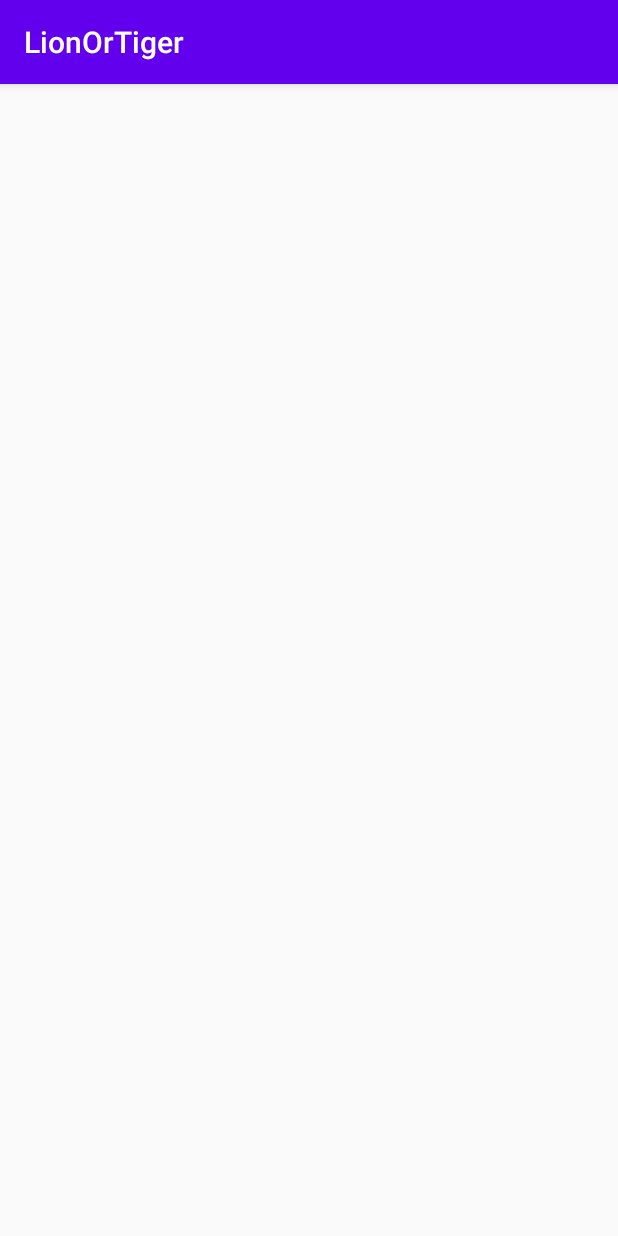
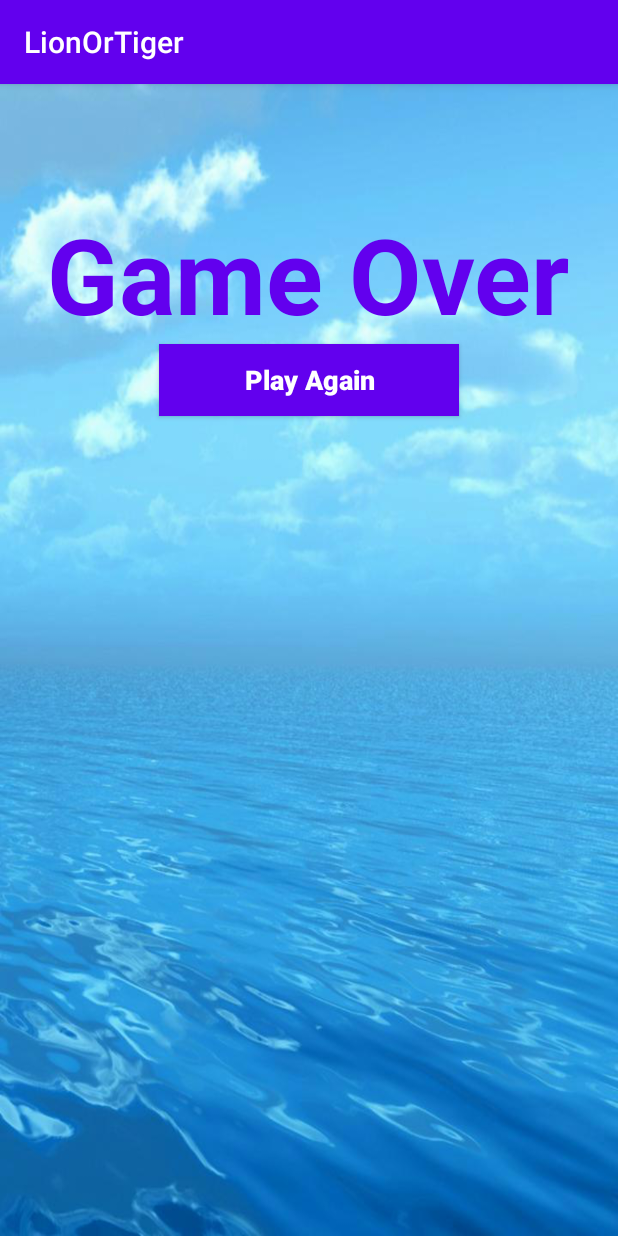
Before and after one commit to manohar-poduri/Kids-Fun, an Android app: the GameOverActivity screen opened directly, with no data from a screen before it, on a phone screen of 412 x 824 dp. Run offline under Robolectric (Android 15) with nearby library versions, the phone set to English and light mode, and no system bars.

Commit message:
Add new Activity for game end

```diff
--- a/app/src/main/java/com/example/lionortiger/FishGame/GameOverActivity.java
+++ b/app/src/main/java/com/example/lionortiger/FishGame/GameOverActivity.java
@@ -2,15 +2,31 @@ package com.example.lionortiger.FishGame;
 
 import androidx.appcompat.app.AppCompatActivity;
 
+import android.content.Intent;
 import android.os.Bundle;
+import android.view.View;
+import android.widget.Button;
 
+import com.example.lionortiger.MainActivity;
 import com.example.lionortiger.R;
 
 public class GameOverActivity extends AppCompatActivity {
+
+    private Button startGameAgain;
 
     @Override
     protected void onCreate(Bundle savedInstanceState) {
         super.onCreate(savedInstanceState);
         setContentView(R.layout.activity_game_over);
+
+        startGameAgain = findViewById(R.id.play_again_btn);
+
+        startGameAgain.setOnClickListener(new View.OnClickListener() {
+            @Override
+            public void onClick(View v) {
+                startActivity(new Intent(GameOverActivity.this, FishActivity.class));
+            }
+        });
+
     }
 }
--- a/app/src/main/res/layout/activity_game_over.xml
+++ b/app/src/main/res/layout/activity_game_over.xml
@@ -1,9 +1,41 @@
 <?xml version="1.0" encoding="utf-8"?>
-<androidx.constraintlayout.widget.ConstraintLayout xmlns:android="http://schemas.android.com/apk/res/android"
+<RelativeLayout
+    xmlns:android="http://schemas.android.com/apk/res/android"
     xmlns:app="http://schemas.android.com/apk/res-auto"
     xmlns:tools="http://schemas.android.com/tools"
     android:layout_width="match_parent"
     android:layout_height="match_parent"
+    android:background="@drawable/splash"
     tools:context=".FishGame.GameOverActivity">
 
-</androidx.constraintlayout.widget.ConstraintLayout>
+    <TextView
+        android:layout_width="wrap_content"
+        android:layout_height="wrap_content"
+        android:id="@+id/gameOver"
+        android:layout_alignParentTop="true"
+        android:layout_marginTop="80dp"
+        android:text="Game Over"
+        android:textAlignment="center"
+        android:layout_centerHorizontal="true"
+        android:gravity="center_horizontal"
+        android:textColor="@color/colorPrimary"
+        android:textSize="70sp"
+        android:textStyle="bold"
+        />
+
+    <Button
+        android:layout_width="200dp"
+        android:layout_height="wrap_content"
+        android:layout_below="@id/gameOver"
+        android:layout_centerHorizontal="true"
+        android:background="@color/colorPrimary"
+        android:padding="10dp"
+        android:text="Play Again"
+        android:textColor="@android:color/background_light"
+        android:textSize="18sp"
+        android:textAllCaps="false"
+        android:textStyle="bold"
+        android:id="@+id/play_again_btn"
+        />
+
+</RelativeLayout>
```
